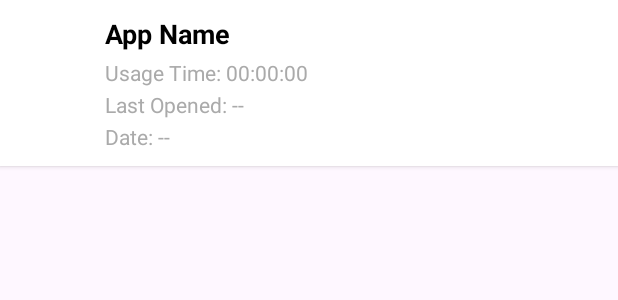
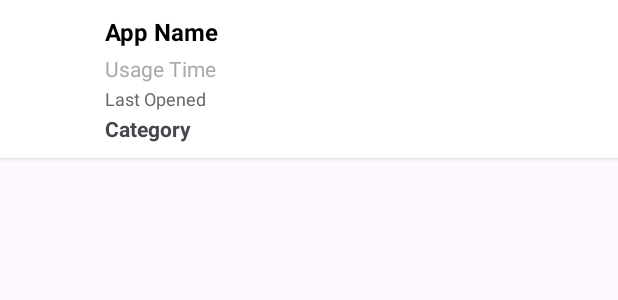
Before and after one commit to sesha32/DigitalWellnessOptimizer, an Android app: the layout item_app_usage.xml on its own in the app's theme, with its tools: preview values and no code run, on a phone screen of 412 x 824 dp. Shown: the top 300 px of the screen. Run offline under Robolectric (Android 15) with nearby library versions, the phone set to English and light mode, and no system bars.

```diff
--- a/DigitalwellnessOptimizer/app/src/main/res/layout/item_app_usage.xml
+++ b/DigitalwellnessOptimizer/app/src/main/res/layout/item_app_usage.xml
@@ -10,7 +10,7 @@
 
     <!-- App Icon -->
     <ImageView
-        android:id="@+id/app_icon"
+        android:id="@+id/appIconImageView"
         android:layout_width="50dp"
         android:layout_height="50dp"
         android:layout_marginEnd="10dp"
@@ -25,43 +25,42 @@
 
         <!-- App Name -->
         <TextView
-            android:id="@+id/text_app_name"
+            android:id="@+id/appNameTextView"
             android:layout_width="wrap_content"
             android:layout_height="wrap_content"
-            android:text="@string/app_name_label"
-            android:textSize="18sp"
+            android:text="App Name"
+            android:textSize="16sp"
             android:textStyle="bold"
             android:textColor="@android:color/black"
             android:paddingBottom="4dp"/>
 
         <!-- Usage Time -->
         <TextView
-            android:id="@+id/text_usage_time"
+            android:id="@+id/usageTimeTextView"
             android:layout_width="wrap_content"
             android:layout_height="wrap_content"
-            android:text="@string/usage_time_label"
+            android:text="Usage Time"
             android:textSize="14sp"
             android:textColor="@android:color/darker_gray"
             android:paddingBottom="2dp"/>
 
         <!-- Last Opened -->
         <TextView
-            android:id="@+id/text_last_opened"
+            android:id="@+id/lastOpenedTextView"
             android:layout_width="wrap_content"
             android:layout_height="wrap_content"
-            android:text="@string/last_opened_label"
-            android:textSize="14sp"
-            android:textColor="@android:color/darker_gray"
+            android:text="Last Opened"
+            android:textSize="12sp"
+            android:textColor="#666"
             android:paddingBottom="2dp"/>
 
-        <!-- Date -->
+        <!-- App Category -->
         <TextView
-            android:id="@+id/text_date"
+            android:id="@+id/categoryTextView"
             android:layout_width="wrap_content"
             android:layout_height="wrap_content"
-            android:text="@string/date_label"
+            android:text="Category"
             android:textSize="14sp"
-            android:textColor="@android:color/darker_gray"/>
+            android:textStyle="bold" />
     </LinearLayout>
-
 </LinearLayout>
```
Also changed, not shown: DigitalwellnessOptimizer/app/src/main/java/com/example/digitalwellnessoptimizer/AppUsageAdapter.java (+28 -19 lines), DigitalwellnessOptimizer/app/src/main/java/com/example/digitalwellnessoptimizer/AppUsageModel.java (+2 -26 lines).
